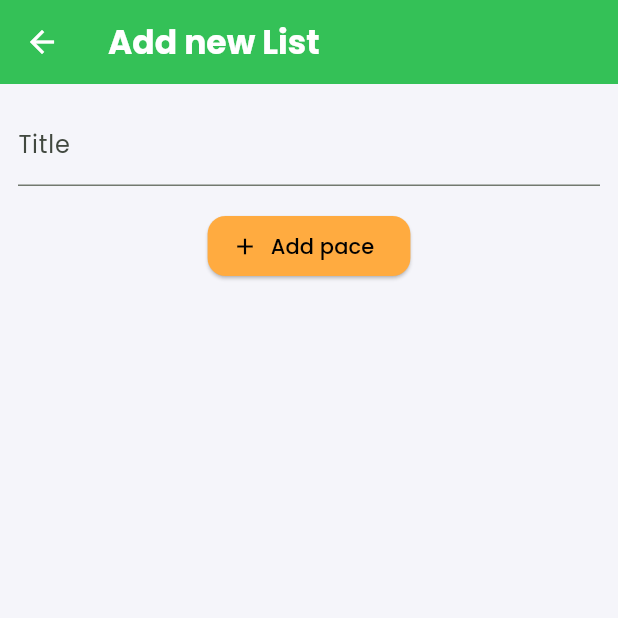
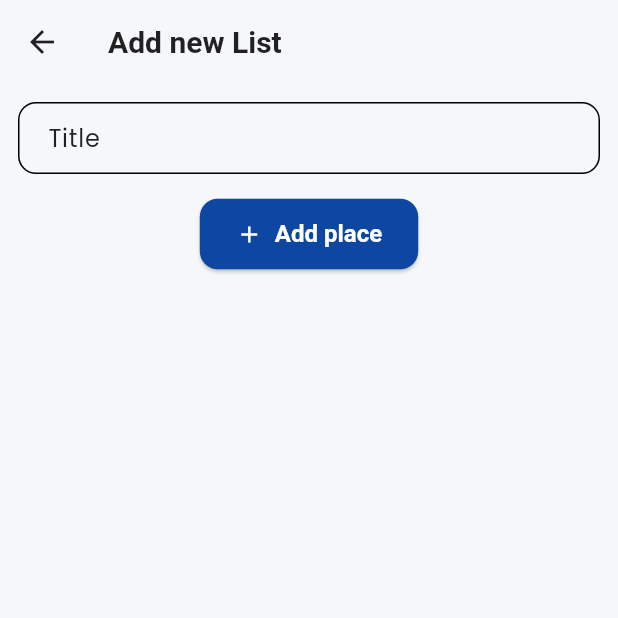
Before and after one commit to Shivansh1602/favourite_places_app, a Flutter app: the screen it shows after launch, after a tap on the "add" icon, on a phone screen of 412 x 824 dp, the top half of it. Run offline on Flutter 3.47's test engine with Material 3 defaults, Android fonts, the phone set to English and light mode, and no system bars; our stand-ins replace flutter_riverpod, google_fonts.

Commit message:
Added Favourite Places app with Riverpod state management, theme support, and scalable architecture.

```diff
--- a/lib/main.dart
+++ b/lib/main.dart
@@ -1,64 +1,119 @@
 import 'package:favourite_places_app/screens/place_list_screen.dart';
 import 'package:flutter/material.dart';
+import 'package:flutter_riverpod/flutter_riverpod.dart';
 
 import 'package:google_fonts/google_fonts.dart';
 import 'package:flutter/material.dart';
 import 'package:google_fonts/google_fonts.dart';
 
-final colorScheme = ColorScheme.fromSeed(
-  brightness: Brightness.light, // Switched to light for a brighter look
-  seedColor: const Color.fromARGB(255, 52, 199, 89), // Vibrant green for energy
-  primary: const Color.fromARGB(255, 52, 199, 89), // Consistent primary color
-  secondary: const Color.fromARGB(255, 255, 171, 64), // Warm orange accent
-  surface: const Color.fromARGB(255, 245, 245, 250), // Soft off-white for clean background
-  onPrimary: Colors.white, // White text/icons on primary color
-  onSecondary: Colors.black, // Dark text/icons on secondary for contrast
-  onSurface: Colors.black87, // Slightly soft black for text on surface
-);
 
-final theme = ThemeData().copyWith(
-  colorScheme: colorScheme,
-  scaffoldBackgroundColor: colorScheme.surface,
-  textTheme: GoogleFonts.poppinsTextTheme().copyWith( // Poppins for a modern, friendly font
-    titleSmall: GoogleFonts.poppins(
-      fontWeight: FontWeight.w600, // Semi-bold for better readability
-      color: colorScheme.onSurface,
-    ),
-    titleMedium: GoogleFonts.poppins(
-      fontWeight: FontWeight.w600,
-      color: colorScheme.onSurface,
-    ),
-    titleLarge: GoogleFonts.poppins(
-      fontWeight: FontWeight.w700, // Bolder for headings
-      color: colorScheme.onSurface,
-    ),
-    bodySmall: GoogleFonts.poppins(
-      fontWeight: FontWeight.normal,
-      color: colorScheme.onSurface.withOpacity(0.8), // Slightly lighter for body text
-    ),
-    bodyMedium: GoogleFonts.poppins(
-      fontWeight: FontWeight.normal,
-      color: colorScheme.onSurface,
+final ThemeData premiumDarkTheme = ThemeData(
+  brightness: Brightness.dark,
+  useMaterial3: true,
+  colorScheme: ColorScheme.dark(
+    primary: Color(0xFFBB86FC),
+    secondary: Color(0xFF03DAC6),
+    background: Color(0xFF121212),
+    surface: Color(0xFF1E1E1E),
+    onPrimary: Colors.black,
+    onSecondary: Colors.black,
+    onBackground: Colors.white,
+    onSurface: Colors.white,
+  ),
+  scaffoldBackgroundColor: Color(0xFF121212),
+  fontFamily: 'Poppins',
+  appBarTheme: AppBarTheme(
+    backgroundColor: Colors.transparent,
+    elevation: 0,
+    iconTheme: IconThemeData(color: Colors.white),
+    titleTextStyle: TextStyle(
+      color: Colors.white,
+      fontSize: 20,
+      fontWeight: FontWeight.bold,
     ),
   ),
+);
+final ThemeData premiumLightTheme = ThemeData(
+  brightness: Brightness.light,
+  useMaterial3: true,
+  colorScheme: ColorScheme.light(
+    primary: Color(0xFF0D47A1),       // Royal Blue
+    secondary: Color(0xFFFFC107),     // Amber for accents
+    background: Color(0xFFF5F7FA),    // Light clean background
+    surface: Colors.white,
+    onPrimary: Colors.white,
+    onSecondary: Colors.black,
+    onSurfaceVariant: Colors.black87,
+    onSurface: Colors.black87,
+  ),
+  scaffoldBackgroundColor: Color(0xFFF5F7FA),
+  fontFamily: 'Poppins',
   appBarTheme: AppBarTheme(
-    backgroundColor: colorScheme.primary, // Vibrant app bar
-    foregroundColor: colorScheme.onPrimary, // White text/icons on app bar
-    elevation: 2, // Subtle shadow for depth
+    backgroundColor: Colors.transparent,
+    elevation: 0,
+    iconTheme: IconThemeData(color: Colors.black87),
+    titleTextStyle: TextStyle(
+      color: Colors.black87,
+      fontSize: 20,
+      fontWeight: FontWeight.bold,
+    ),
+  ),
+  inputDecorationTheme: InputDecorationTheme(
+    border: OutlineInputBorder(
+      borderRadius: BorderRadius.circular(12),
+      borderSide: BorderSide(color: Colors.grey.shade300),
+    ),
+    focusedBorder: OutlineInputBorder(
+      borderRadius: BorderRadius.circular(12),
+      borderSide: BorderSide(color: Color(0xFF0D47A1), width: 2),
+    ),
+    contentPadding: EdgeInsets.symmetric(vertical: 12, horizontal: 16),
   ),
   elevatedButtonTheme: ElevatedButtonThemeData(
     style: ElevatedButton.styleFrom(
-      backgroundColor: colorScheme.secondary, // Orange buttons for pop
-      foregroundColor: colorScheme.onSecondary, // Black text on buttons
+      backgroundColor: Color(0xFF0D47A1),
+      foregroundColor: Colors.white,
       shape: RoundedRectangleBorder(
-        borderRadius: BorderRadius.circular(12), // Rounded corners for modern look
+        borderRadius: BorderRadius.circular(12),
+      ),
+      padding: EdgeInsets.symmetric(vertical: 14, horizontal: 24),
+      textStyle: TextStyle(
+        fontWeight: FontWeight.w600,
+        fontSize: 16,
       ),
     ),
   ),
+  cardTheme: CardThemeData(
+    color: Colors.white,
+    elevation: 2,
+    shape: RoundedRectangleBorder(
+      borderRadius: BorderRadius.circular(16),
+    ),
+  ),
 );
+final theme = ThemeData(
+  brightness: Brightness.dark,
+  colorScheme: ColorScheme.fromSeed(
+    seedColor: const Color(0xFF00D1FF), // Neon/futuristic color
+    brightness: Brightness.dark,
+  ),
+  useMaterial3: true,
+  textTheme: GoogleFonts.poppinsTextTheme().apply(
+    bodyColor: Colors.white,
+    displayColor: Colors.white,
+  ),
+  scaffoldBackgroundColor: const Color(0xFF0E121A), // Dark sleek background
+  appBarTheme: const AppBarTheme(
+    backgroundColor: Colors.transparent,
+    elevation: 0,
+    centerTitle: true,
+  ),
+);
+
+
 void main() {
   runApp(
-      const MyApp(),
+      const ProviderScope(child: MyApp()) ,// providerscope so that we can access riverpod providers throughout the app
   );
 }
 
@@ -69,8 +124,11 @@ class MyApp extends StatelessWidget {
   Widget build(BuildContext context) {
     return MaterialApp(
       debugShowCheckedModeBanner: false,
+       theme: premiumLightTheme,
+
+  darkTheme: premiumDarkTheme,
+  themeMode: ThemeMode.system,
       title: 'Great Places',
-      theme: theme,
       home: const PlaceListScreen(),
     );
   }
--- a/lib/non_screens_widgets/places_list.dart
+++ b/lib/non_screens_widgets/places_list.dart
@@ -1,6 +1,7 @@
 // to display the list on placeslist screen
 
 import 'package:favourite_places_app/models/place.dart';
+import 'package:favourite_places_app/screens/place_detail_screen.dart';
 import 'package:flutter/material.dart';
 
 class PlacesList extends StatelessWidget {
@@ -9,19 +10,35 @@ class PlacesList extends StatelessWidget {
 
   @override
   Widget build(BuildContext context) {
-    if (places.isEmpty) {// to check if the list to be displayed is empty or not
-      return  Center(child: Text(' No Places added yet',style: Theme.of(context).textTheme.bodyLarge!.copyWith(
-            color: Theme.of(context).colorScheme.onSurface,)));
+    if (places.isEmpty) {
+      // to check if the list to be displayed is empty or not
+      return Center(
+        child: Text(
+          ' No Places added yet',
+          style: Theme.of(context).textTheme.bodyLarge!.copyWith(
+            color: Theme.of(context).colorScheme.onSurface,
+          ),
+        ),
+      );
     }
     return ListView.builder(
-      itemCount: places.length,// counts the total item in the list to be rendered for flutter
-      itemBuilder: (context, index) => ListTile(// build a list based on the index using list tile
+      itemCount: places.length,                                                                                      // counts the total item in the list to be rendered for flutter
+      itemBuilder: (context, index) => ListTile(
+        // build a list based on the index using list tile
         title: Text(
-          places[index].title,//to get the parameter 'title' we used index
+          places[index].title,                                              //to get the parameter 'title' we used index
           style: Theme.of(context).textTheme.titleMedium!.copyWith(
             color: Theme.of(context).colorScheme.onSurface,
-          )
+          ),
         ),
+        onTap: () {
+          // triggered when user taps listitem
+          Navigator.of(context).push(
+            MaterialPageRoute(
+              builder: (context) => PlaceDetailScreen(place: places[index]),// navigated to the places detail screen by index of the place
+            ),
+          );
+        },
       ),
     );
   }
--- /dev/null
+++ b/lib/providers/user_places.dart
@@ -0,0 +1,25 @@
+// responsible for managing places selected by the user or added by the user
+// creating to add a new place
+import 'package:favourite_places_app/models/place.dart';
+import 'package:flutter_riverpod/flutter_riverpod.dart';
+
+// notifier class to to manipulate tha methods to manage the state thats managed by riverpod
+
+class UserPlacesNotifier extends StateNotifier<List<Place>> {
+  UserPlacesNotifier()
+    : super(
+        const [],
+      ); // const is added so that we do not mutate the list that already exists in the memory by mistake otherwise the code will not run
+
+  void addPlace(String title) {
+    final newPlace = Place(title: title);
+    state = [
+      newPlace,
+      ...state,
+    ]; //using spreader ... to get the emlements of old list in new and adding the neew place at the beginning of the list
+  }
+}
+
+final userPlacesProvider = StateNotifierProvider<UserPlacesNotifier,List<Place>>(
+  (ref) => UserPlacesNotifier(),
+);//using ref we can communicate to other providers , here we return an instance of UserPlacesNotifier class
--- a/lib/screens/add_place_screen.dart
+++ b/lib/screens/add_place_screen.dart
@@ -1,19 +1,46 @@
 // add button screen to take input elements  from the users , allows a user too input data for the new place
 
+import 'package:favourite_places_app/providers/user_places.dart';
 import 'package:flutter/material.dart';
+import 'package:flutter_riverpod/flutter_riverpod.dart';
 
-class AddPlaceScreen extends StatefulWidget {
+class AddPlaceScreen extends ConsumerStatefulWidget {
   const AddPlaceScreen({super.key});
 
   @override
-  State<AddPlaceScreen> createState() {
+  ConsumerState<AddPlaceScreen> createState() {
     return _AddPlaceScreenState();
   }
 }
 
-class _AddPlaceScreenState extends State<AddPlaceScreen> {
+class _AddPlaceScreenState extends ConsumerState<AddPlaceScreen> {
   final _titleController =
       TextEditingController(); //value to be passed in controller
+
+  void _savedPlaces() {
+    final enteredTitle = _titleController.text;
+
+    if (enteredTitle.isEmpty) {// is list is empty we show a dialog box
+      showDialog(
+        context: context,
+        builder: (context) => AlertDialog(
+          title: const Text('input required'),
+          content: Text('Please enter a place title before saving '),
+          actions: [
+            TextButton(
+              onPressed: () => Navigator.of(context).pop(),
+              child: const Text('OK'),
+            ),
+          ],
+        ),
+      );
+
+      return;
+    }
+    ref.read(userPlacesProvider.notifier).addPlace(enteredTitle); // returning the provider if list is not empty
+    Navigator.of(context).pop();
+  }
+
   @override
   void dispose() {
     //disposing the controller
@@ -26,20 +53,20 @@ class _AddPlaceScreenState extends State<AddPlaceScreen> {
     return Scaffold(
       appBar: AppBar(title: Text('Add new List')),
       body: SingleChildScrollView(
-        padding: const EdgeInsets.all(12 ),
+        padding: const EdgeInsets.all(12),
         child: Column(
-
           children: [
             TextField(
               decoration: const InputDecoration(labelText: 'Title'),
               controller:
                   _titleController, //to make sure user input is managed by flutter and can be accessed when needed later
+              style: TextStyle(color: Theme.of(context).colorScheme.onSurface),
             ),
             const SizedBox(height: 16),
             ElevatedButton.icon(
-              onPressed: () {},
+              onPressed: _savedPlaces,
               icon: Icon(Icons.add),
-              label: Text('Add pace'),// button to add place
+              label: Text('Add place'), // button to add place
             ),
           ],
         ),
--- a/lib/screens/place_detail_screen.dart
+++ b/lib/screens/place_detail_screen.dart
@@ -0,0 +1,24 @@
+// to display the details of the place after tapping on the place onn place list screen
+
+import 'package:favourite_places_app/models/place.dart';
+import 'package:flutter/material.dart';
+
+class PlaceDetailScreen extends StatelessWidget {
+  const PlaceDetailScreen({super.key, required this.place});
+
+  final Place place;
+  @override
+  Widget build(BuildContext context) {
+    return Scaffold(
+      appBar: AppBar(title: Text(place.title)),
+      body: Center(
+        child: Text(
+          place.title,
+          style: Theme.of(context).textTheme.bodyLarge!.copyWith(
+            color: Theme.of(context).colorScheme.onSurface,
+          ),
+        ),
+      ),
+    );
+  }
+}
--- a/lib/screens/place_list_screen.dart
+++ b/lib/screens/place_list_screen.dart
@@ -1,21 +1,32 @@
 import 'package:favourite_places_app/non_screens_widgets/places_list.dart';
+import 'package:favourite_places_app/providers/user_places.dart';
 import 'package:favourite_places_app/screens/add_place_screen.dart';
 import 'package:flutter/material.dart';
+import 'package:flutter_riverpod/flutter_riverpod.dart';
 
-class PlaceListScreen extends StatelessWidget {
+class PlaceListScreen extends ConsumerWidget {
   const PlaceListScreen({super.key});
   @override
-  Widget build(BuildContext context) {
+  Widget build(BuildContext context, WidgetRef ref) {
+    final userPlaces = ref.watch(
+      userPlacesProvider,
+    ); // user places stores the list provided by provider that user entered
     return Scaffold(
       appBar: AppBar(
         title: Text('Your Places'),
-        actions: [IconButton(// button to navigate to addplace screen
-          onPressed: () {
-            Navigator.of(context).push(MaterialPageRoute(builder: (context) =>const  AddPlaceScreen(),));// navigation logic
-        },
-        icon: Icon(Icons.add))],
+        actions: [
+          IconButton(
+            // button to navigate to addplace screen
+            onPressed: () {
+              Navigator.of(context).push(
+                MaterialPageRoute(builder: (context) => const AddPlaceScreen()),
+              ); // navigation logic
+            },
+            icon: Icon(Icons.add),
+          ),
+        ],
       ),
-      body: PlacesList(places: []),
+      body: PlacesList(places: userPlaces),
     );
   }
 }
--- a/pubspec.yaml
+++ b/pubspec.yaml
@@ -36,6 +36,7 @@ dependencies:
   cupertino_icons: ^1.0.8
   google_fonts: ^6.2.1
   uuid: ^4.5.1
+  flutter_riverpod: ^2.6.1
 
 dev_dependencies:
   flutter_test:
```
Also changed, not shown: pubspec.lock.
